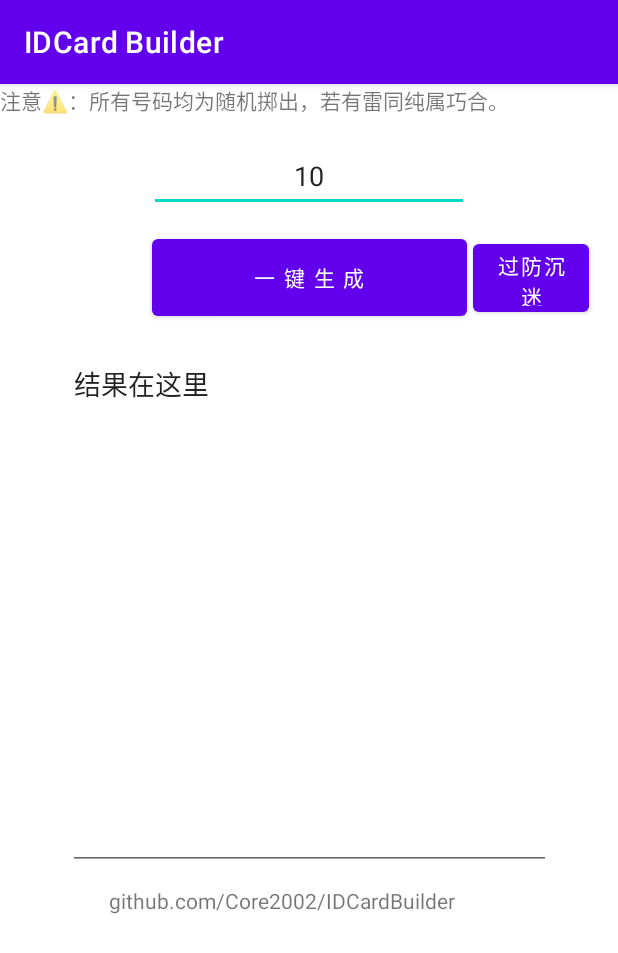
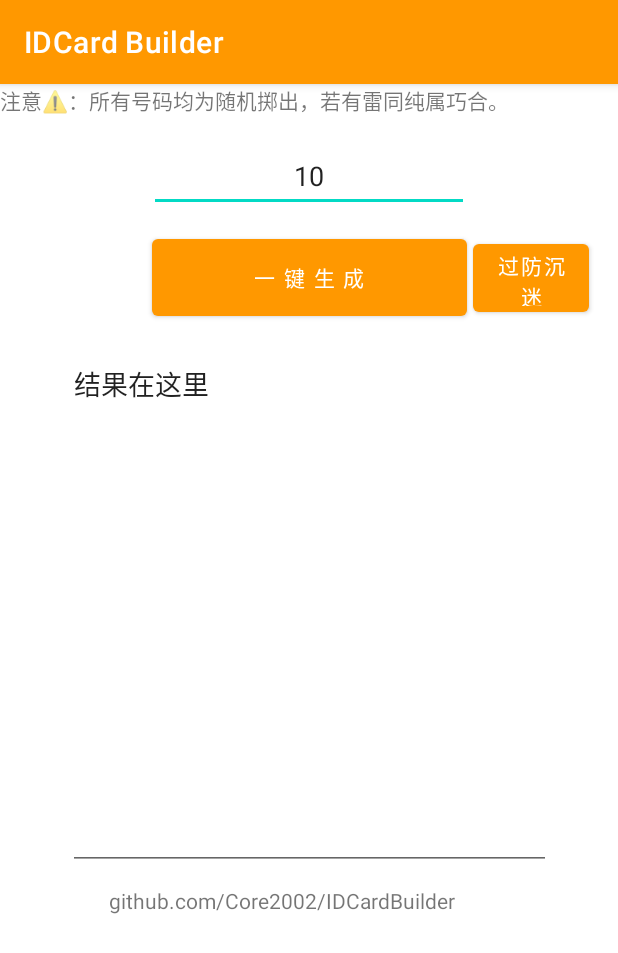
Before and after one commit to Core2002/IDCardBuilder, an Android app: the screen it shows after launch (MainActivity), on a phone screen of 412 x 824 dp. Shown: the top 953 px of the screen. Run offline under Robolectric (Android 15) with nearby library versions, the phone set to English and light mode, and no system bars; libraries missing offline, so code that uses them is left out: cn.hutool.core.

Commit message:
修改UI配色为橙色

```diff
--- a/app/src/main/res/values-night/themes.xml
+++ b/app/src/main/res/values-night/themes.xml
@@ -2,8 +2,8 @@
     <!-- Base application theme. -->
     <style name="Theme.IDCardBuilder" parent="Theme.MaterialComponents.DayNight.DarkActionBar">
         <!-- Primary brand color. -->
-        <item name="colorPrimary">@color/purple_200</item>
-        <item name="colorPrimaryVariant">@color/purple_700</item>
+        <item name="colorPrimary">@color/orange_200</item>
+        <item name="colorPrimaryVariant">@color/orange_700</item>
         <item name="colorOnPrimary">@color/black</item>
         <!-- Secondary brand color. -->
         <item name="colorSecondary">@color/teal_200</item>
--- a/app/src/main/res/values/colors.xml
+++ b/app/src/main/res/values/colors.xml
@@ -1,8 +1,8 @@
 <?xml version="1.0" encoding="utf-8"?>
 <resources>
-    <color name="purple_200">#FFBB86FC</color>
-    <color name="purple_500">#FF6200EE</color>
-    <color name="purple_700">#FF3700B3</color>
+    <color name="orange_200">#FFC107</color>
+    <color name="orange_500">#FF9800</color>
+    <color name="orange_700">#FF5722</color>
     <color name="teal_200">#FF03DAC5</color>
     <color name="teal_700">#FF018786</color>
     <color name="black">#FF000000</color>
--- a/app/src/main/res/values/themes.xml
+++ b/app/src/main/res/values/themes.xml
@@ -2,8 +2,8 @@
     <!-- Base application theme. -->
     <style name="Theme.IDCardBuilder" parent="Theme.MaterialComponents.DayNight.DarkActionBar">
         <!-- Primary brand color. -->
-        <item name="colorPrimary">@color/purple_500</item>
-        <item name="colorPrimaryVariant">@color/purple_700</item>
+        <item name="colorPrimary">@color/orange_500</item>
+        <item name="colorPrimaryVariant">@color/orange_700</item>
         <item name="colorOnPrimary">@color/white</item>
         <!-- Secondary brand color. -->
         <item name="colorSecondary">@color/teal_200</item>
```
